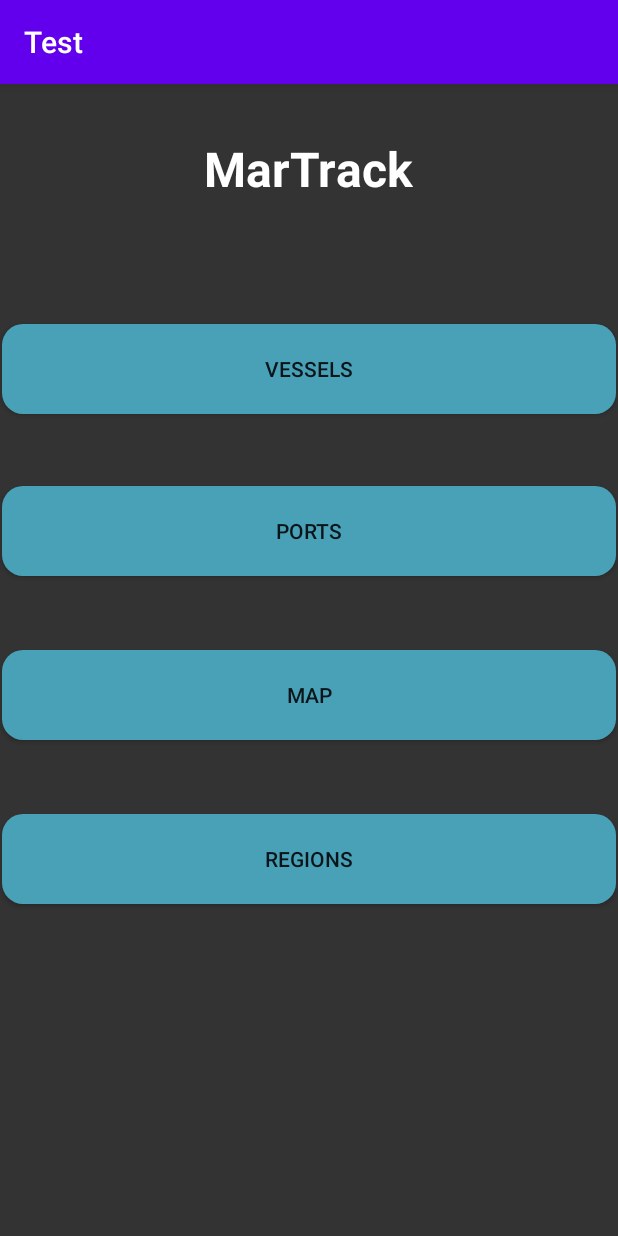
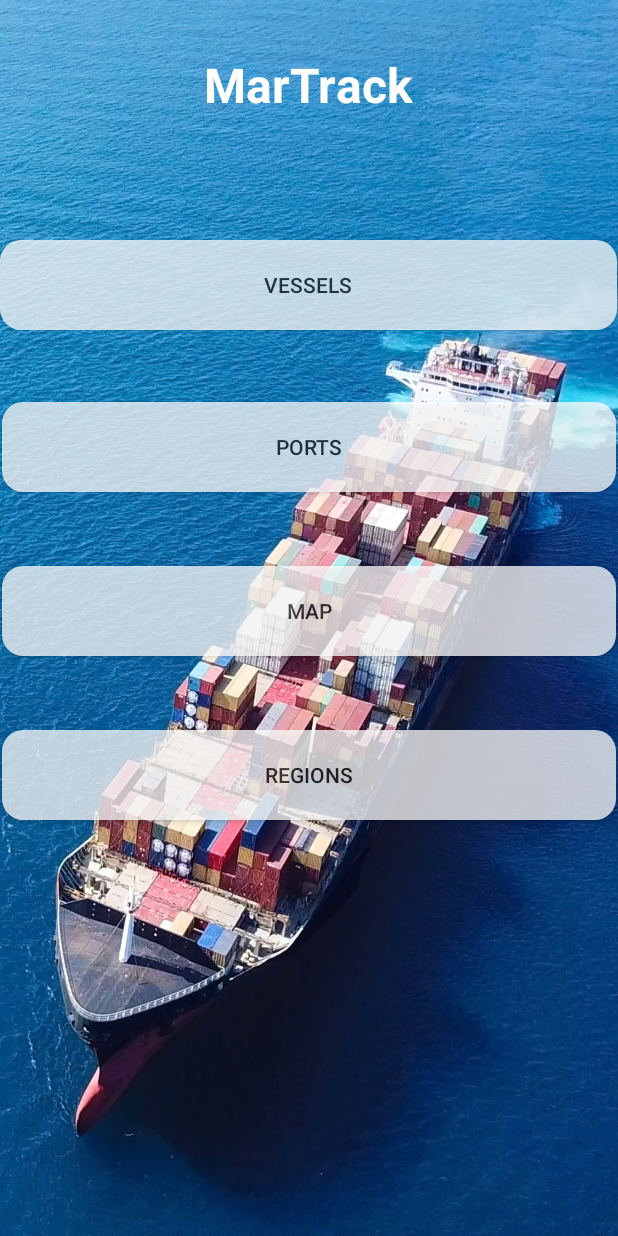
Before and after one commit to AaronSwin/Martrack, an Android app: the screen it shows after launch (MainActivity), on a phone screen of 412 x 824 dp. Run offline under Robolectric (Android 15) with nearby library versions, the phone set to English and light mode, and no system bars; our stand-ins replace Volley.

Commit message:
ReCreated Layout with image and transparent buttons

```diff
--- a/app/src/main/res/drawable/button_background.xml
+++ b/app/src/main/res/drawable/button_background.xml
@@ -4,7 +4,7 @@
         android:radius="14dp"
         />
     <solid
-        android:color="#49a1b8"
+        android:color="#FFFFFF"
         />
     <padding
         android:left="0dp"
--- a/app/src/main/res/layout/activity_main.xml
+++ b/app/src/main/res/layout/activity_main.xml
@@ -5,13 +5,15 @@
     android:layout_width="match_parent"
     android:layout_height="match_parent"
     tools:context=".MainActivity"
-    android:background="@color/backGrey">
+    android:background="@drawable/background_image"
+    >
 
     <Button
         android:id="@+id/btnVessels"
-        android:layout_width="409dp"
-        android:layout_height="wrap_content"
+        android:layout_width="411dp"
+        android:layout_height="60dp"
         android:layout_marginTop="160dp"
+        android:alpha="0.75"
         android:background="@drawable/button_background"
         android:text="Vessels"
         app:layout_constraintEnd_toEndOf="parent"
@@ -24,6 +26,7 @@
         android:layout_width="409dp"
         android:layout_height="wrap_content"
         android:layout_marginTop="48dp"
+        android:alpha="0.75"
         android:background="@drawable/button_background"
         android:text="Ports"
         app:layout_constraintEnd_toEndOf="parent"
@@ -50,6 +53,7 @@
         android:layout_width="409dp"
         android:layout_height="wrap_content"
         android:layout_marginTop="49dp"
+        android:alpha="0.75"
         android:background="@drawable/button_background"
         android:text="Regions"
         app:layout_constraintBottom_toBottomOf="parent"
@@ -63,6 +67,7 @@
         android:layout_width="409dp"
         android:layout_height="wrap_content"
         android:layout_marginTop="49dp"
+        android:alpha="0.75"
         android:background="@drawable/button_background"
         android:text="Map"
         app:layout_constraintBottom_toBottomOf="parent"
--- a/app/src/main/res/values/strings.xml
+++ b/app/src/main/res/values/strings.xml
@@ -1,3 +1,3 @@
 <resources>
-    <string name="app_name">Test</string>
+    <string name="app_name">MarTrack</string>
 </resources>
--- a/app/src/main/res/values/styles.xml
+++ b/app/src/main/res/values/styles.xml
@@ -1,6 +1,6 @@
 <resources>
     <!-- Base application theme. -->
-    <style name="AppTheme" parent="Theme.AppCompat.Light.DarkActionBar">
+    <style name="AppTheme" parent="Theme.AppCompat.Light.NoActionBar">
         <!-- Customize your theme here. -->
         <item name="colorPrimary">@color/colorPrimary</item>
         <item name="colorPrimaryDark">@color/colorPrimaryDark</item>
```
Also changed, not shown: app/src/main/res/drawable/background_image.jpg (added).
